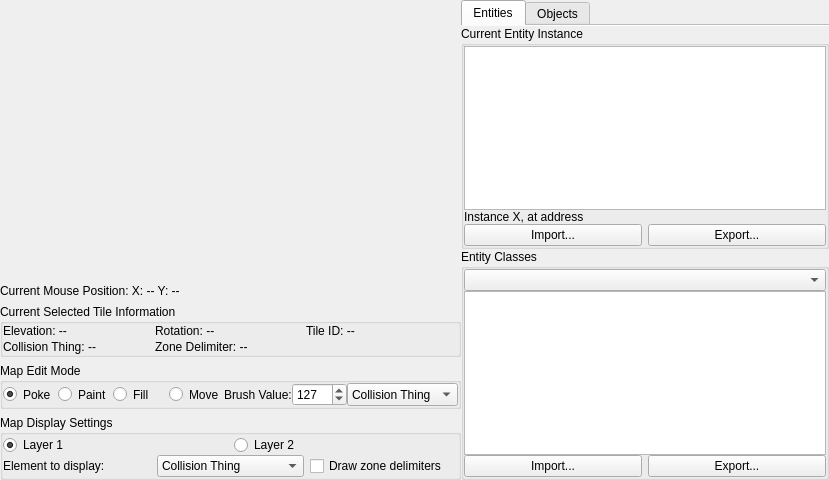
The window that Tools/KFModTool/mapeditwidget.ui (IvanDSM/KingsFieldRE) describes before a commit, drawn with Qt 5.
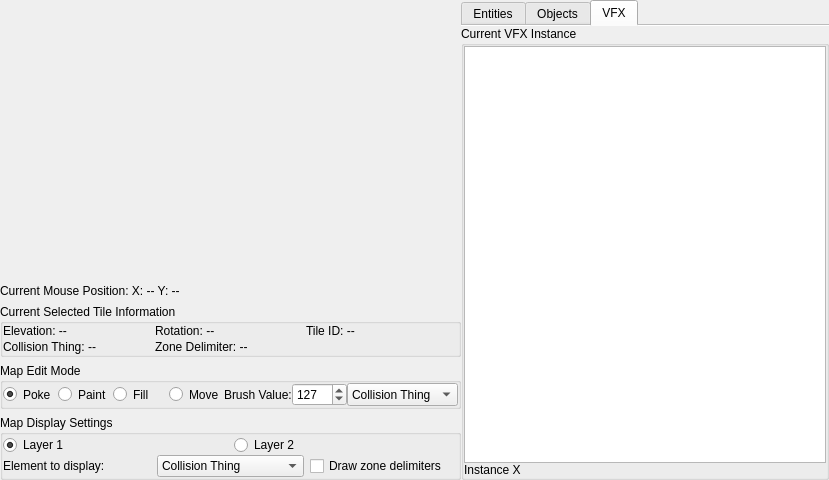
The same window after the commit. The open tabs and pages were chosen to show the change. Icons and pictures are not drawn. Custom widgets are drawn as their Qt base class.

What changed in the file:
```diff
--- a/Tools/KFModTool/mapeditwidget.ui
+++ b/Tools/KFModTool/mapeditwidget.ui
@@ -506,6 +506,9 @@
         <property name="currentIndex">
          <number>0</number>
         </property>
+        <property name="elideMode">
+         <enum>Qt::ElideNone</enum>
+        </property>
         <property name="documentMode">
          <bool>true</bool>
         </property>
@@ -799,6 +802,69 @@
           </item>
          </layout>
         </widget>
+        <widget class="QWidget" name="vfxTab">
+         <attribute name="title">
+          <string>VFX</string>
+         </attribute>
+         <layout class="QVBoxLayout" name="verticalLayout_9">
+          <property name="spacing">
+           <number>0</number>
+          </property>
+          <property name="leftMargin">
+           <number>0</number>
+          </property>
+          <property name="topMargin">
+           <number>0</number>
+          </property>
+          <property name="rightMargin">
+           <number>0</number>
+          </property>
+          <property name="bottomMargin">
+           <number>0</number>
+          </property>
+          <item>
+           <widget class="QGroupBox" name="objectInstanceGroup_2">
+            <property name="title">
+             <string>Current VFX Instance</string>
+            </property>
+            <layout class="QVBoxLayout" name="verticalLayout_8">
+             <property name="spacing">
+              <number>0</number>
+             </property>
+             <property name="leftMargin">
+              <number>0</number>
+             </property>
+             <property name="topMargin">
+              <number>0</number>
+             </property>
+             <property name="rightMargin">
+              <number>0</number>
+             </property>
+             <property name="bottomMargin">
+              <number>0</number>
+             </property>
+             <item>
+              <widget class="QTableView" name="vfxInstanceTable">
+               <property name="inputMethodHints">
+                <set>Qt::ImhDigitsOnly</set>
+               </property>
+               <attribute name="horizontalHeaderStretchLastSection">
+                <bool>true</bool>
+               </attribute>
+              </widget>
+             </item>
+             <item>
+              <widget class="QLabel" name="vfxInstanceAddrLabel">
+               <property name="text">
+                <string>Instance X</string>
+               </property>
+              </widget>
+             </item>
+            </layout>
+           </widget>
+          </item>
+         </layout>
+        </widget>
        </widget>
       </item>
      </layout>
```
